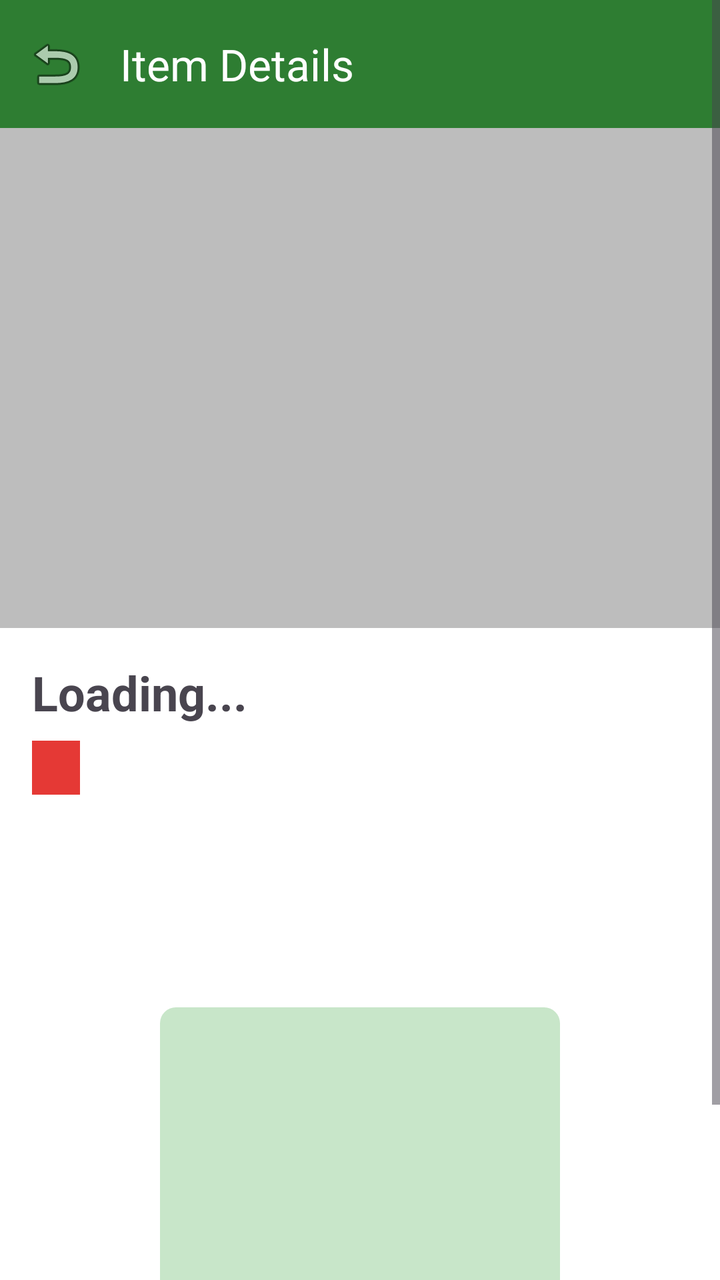
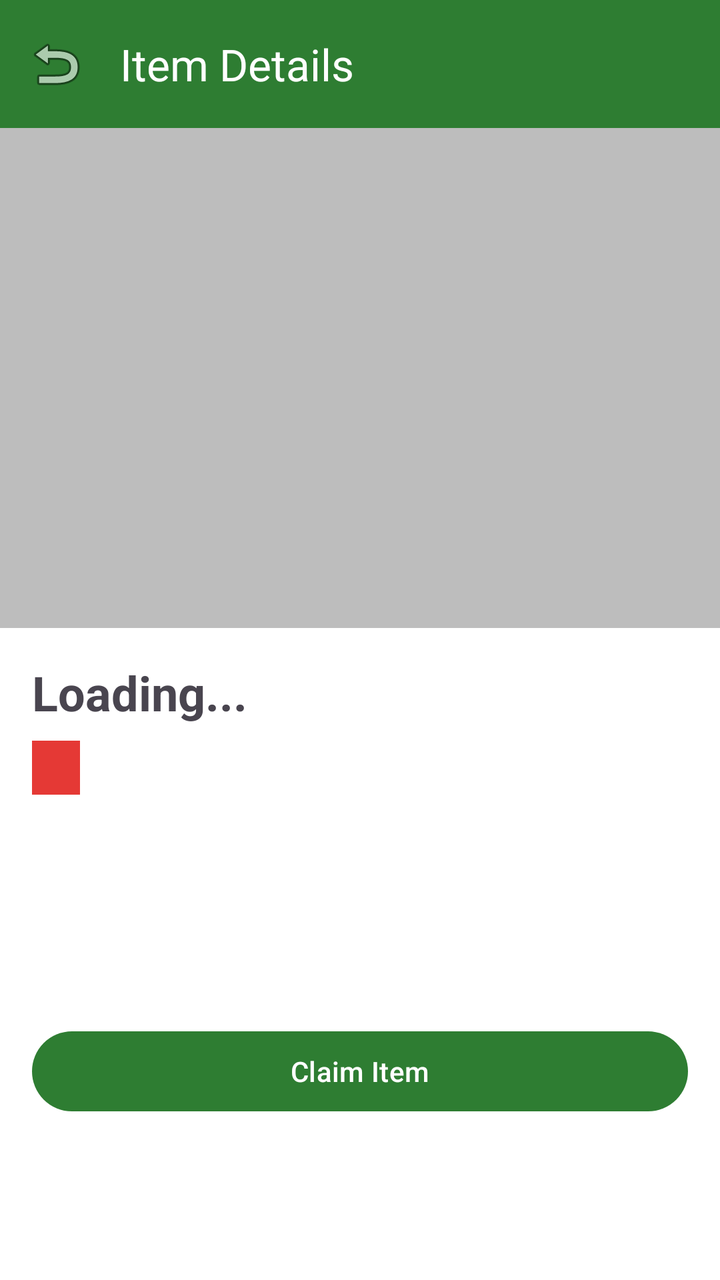

Compare the two renders of this Android layout. The source of the first and the diff that turns it into the second are given below.
<!-- AndroidManifest.xml: application theme Theme.ArcherFind -->
<!-- res/layout/fragment_item_detail.xml -->
<?xml version="1.0" encoding="utf-8"?>
<ScrollView
    xmlns:android="http://schemas.android.com/apk/res/android"
    xmlns:app="http://schemas.android.com/apk/res-auto"
    android:layout_width="match_parent"
    android:layout_height="match_parent"
    android:background="@color/white">

    <LinearLayout
        android:layout_width="match_parent"
        android:layout_height="wrap_content"
        android:orientation="vertical">

        <com.google.android.material.appbar.MaterialToolbar
            android:id="@+id/toolbar_detail"
            android:layout_width="match_parent"
            android:layout_height="wrap_content"
            app:title="Item Details"
            app:navigationIcon="@android:drawable/ic_menu_revert"
            android:background="@color/green_primary"
            app:titleTextColor="@color/white" />

        
        <ImageView
            android:id="@+id/iv_detail_photo"
            android:layout_width="match_parent"
            android:layout_height="250dp"
            android:src="@drawable/placeholder_image"
            android:scaleType="centerCrop"
            android:contentDescription="Item photo" />

        <LinearLayout
            android:layout_width="match_parent"
            android:layout_height="wrap_content"
            android:orientation="vertical"
            android:padding="16dp">

            <TextView
                android:id="@+id/tv_detail_title"
                android:layout_width="wrap_content"
                android:layout_height="wrap_content"
                android:text="Loading..."
                android:textSize="24sp"
                android:textStyle="bold" />

            <TextView
                android:id="@+id/tv_detail_status"
                android:layout_width="wrap_content"
                android:layout_height="wrap_content"
                android:text=""
                android:textSize="14sp"
                android:textColor="@color/white"
                android:background="@color/badge_lost"
                android:paddingHorizontal="12dp"
                android:paddingVertical="4dp"
                android:layout_marginTop="8dp" />

            <TextView
                android:id="@+id/tv_detail_description"
                android:layout_width="match_parent"
                android:layout_height="wrap_content"
                android:text=""
                android:textSize="15sp"
                android:layout_marginTop="16dp" />

            <TextView
                android:id="@+id/tv_detail_location"
                android:layout_width="wrap_content"
                android:layout_height="wrap_content"
                android:text=""
                android:textSize="14sp"
                android:layout_marginTop="12dp" />

            <TextView
                android:id="@+id/tv_detail_date"
                android:layout_width="wrap_content"
                android:layout_height="wrap_content"
                android:text=""
                android:textSize="14sp"
                android:layout_marginTop="4dp" />

            
            <ImageView
                android:layout_width="match_parent"
                android:layout_height="150dp"
                android:src="@drawable/placeholder_map"
                android:layout_marginTop="16dp"
                android:contentDescription="Map location" />

            <com.google.android.material.button.MaterialButton
                android:id="@+id/btn_claim"
                android:layout_width="match_parent"
                android:layout_height="wrap_content"
                android:text="Claim Item"
                android:layout_marginTop="24dp" />
        </LinearLayout>
    </LinearLayout>
</ScrollView>
<!-- resources referenced by this layout -->
<resources>
  <color name="badge_lost">#E53935</color>
  <color name="green_primary">#2E7D32</color>
  <color name="white">#FFFFFF</color>
  <!-- drawable placeholder_image (drawable) -->
  <?xml version="1.0" encoding="utf-8"?>
  <shape xmlns:android="http://schemas.android.com/apk/res/android"
      android:shape="rectangle">
      <solid android:color="@color/placeholder_bg" />
      <size android:width="120dp" android:height="120dp" />
      <corners android:radius="8dp" />
  </shape>
  <!-- drawable placeholder_map (drawable) -->
  <?xml version="1.0" encoding="utf-8"?>
  <shape xmlns:android="http://schemas.android.com/apk/res/android"
      android:shape="rectangle">
      <solid android:color="#C8E6C9" />
      <size android:width="200dp" android:height="150dp" />
      <corners android:radius="8dp" />
  </shape>
  <style name="Theme.ArcherFind" parent="Theme.Material3.Light.NoActionBar">
          <item name="colorPrimary">@color/green_primary</item>
          <item name="colorPrimaryDark">@color/green_primary_dark</item>
          <item name="colorAccent">@color/green_accent</item>
      </style>
  <color name="placeholder_bg">#BDBDBD</color>
  <color name="green_primary_dark">#1B5E20</color>
  <color name="green_accent">#66BB6A</color>
</resources>

<!-- the commit's change to res/layout/fragment_item_detail.xml (unified diff, before → after) -->
@@ -79,13 +79,14 @@
                 android:textSize="14sp"
                 android:layout_marginTop="4dp" />
 
-            
-            <ImageView
+            <com.google.android.material.button.MaterialButton
+                android:id="@+id/btn_view_on_map"
                 android:layout_width="match_parent"
-                android:layout_height="150dp"
-                android:src="@drawable/placeholder_map"
+                android:layout_height="wrap_content"
+                android:text="View on Map"
                 android:layout_marginTop="16dp"
-                android:contentDescription="Map location" />
+                android:visibility="gone"
+                style="@style/Widget.MaterialComponents.Button.OutlinedButton" />
 
             <com.google.android.material.button.MaterialButton
                 android:id="@+id/btn_claim"
<!-- resource entries referenced after the edit -->
@@ -11,14 +11,6 @@
       <size android:width="120dp" android:height="120dp" />
       <corners android:radius="8dp" />
   </shape>
-  <!-- drawable placeholder_map (drawable) -->
-  <?xml version="1.0" encoding="utf-8"?>
-  <shape xmlns:android="http://schemas.android.com/apk/res/android"
-      android:shape="rectangle">
-      <solid android:color="#C8E6C9" />
-      <size android:width="200dp" android:height="150dp" />
-      <corners android:radius="8dp" />
-  </shape>
   <style name="Theme.ArcherFind" parent="Theme.Material3.Light.NoActionBar">
           <item name="colorPrimary">@color/green_primary</item>
           <item name="colorPrimaryDark">@color/green_primary_dark</item>
